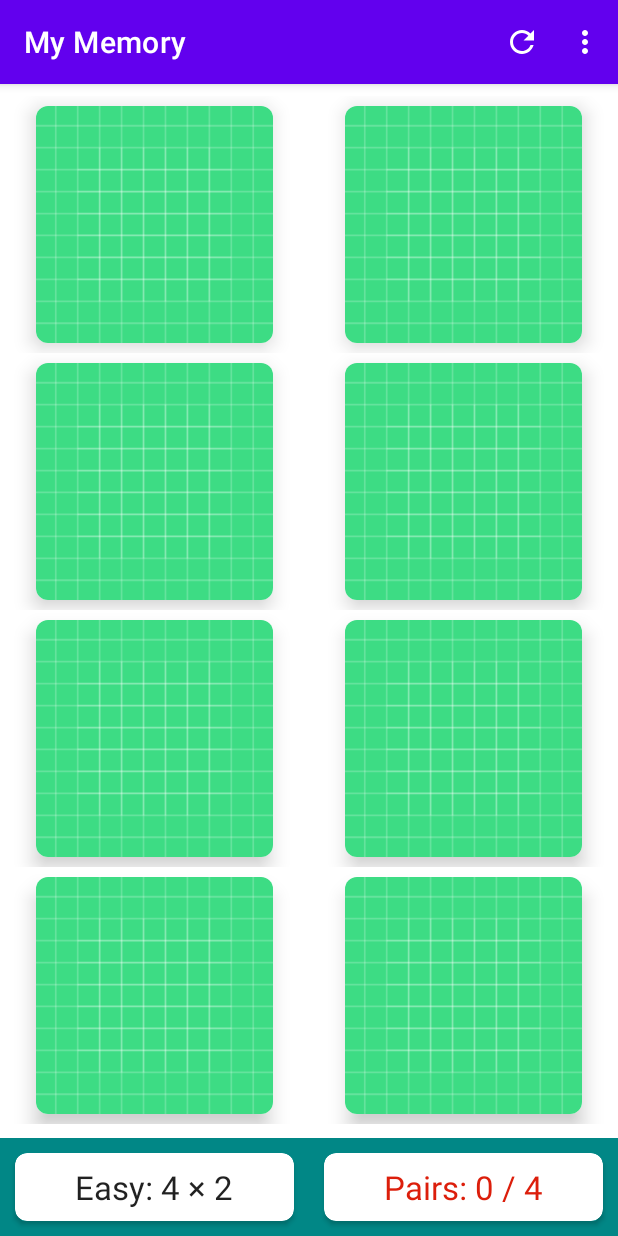
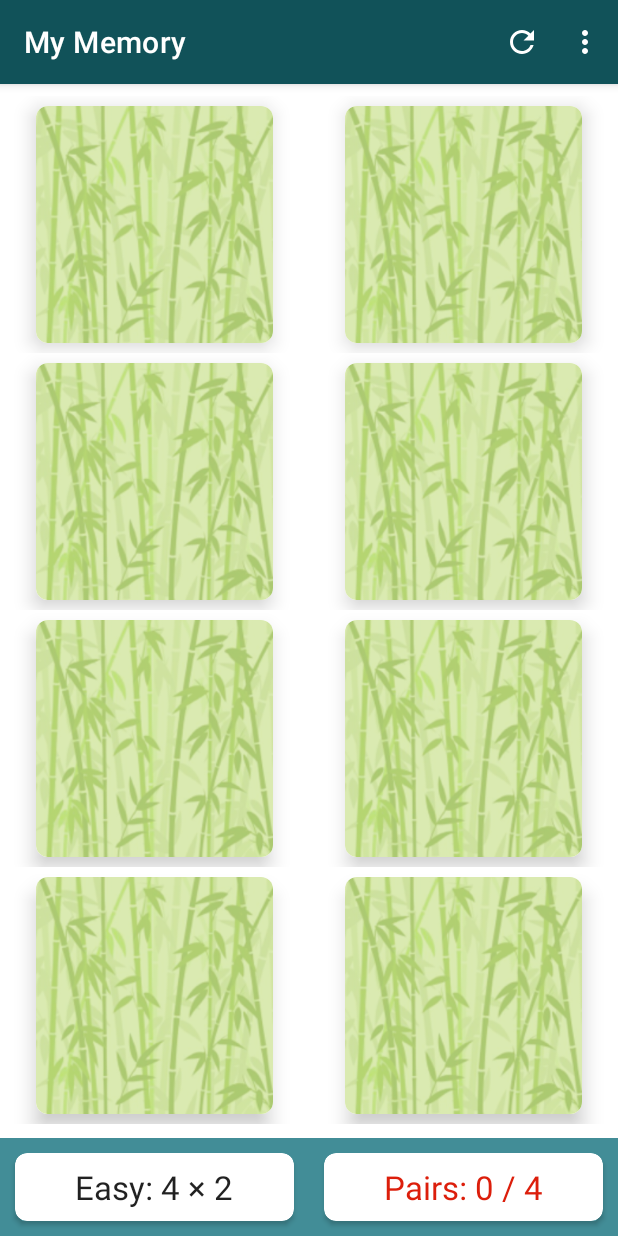
Before and after one commit to kokoichi206/my-memory, an Android app: the screen it shows after launch (MainActivity), on a phone screen of 412 x 824 dp. Run offline under Robolectric (Android 15) with nearby library versions, the phone set to English and light mode, and no system bars; our stand-ins replace Firebase (no records; nobody signed in at launch, a user with empty details on screens opened directly), Picasso; libraries missing offline, so code that uses them is left out: com.github.jinatonic.confetti.

Commit message:
update style

```diff
--- a/app/build.gradle
+++ b/app/build.gradle
@@ -46,5 +46,7 @@ dependencies {
     implementation platform('com.google.firebase:firebase-bom:28.4.1')
     implementation 'com.google.firebase:firebase-firestore-ktx'
     implementation 'com.google.firebase:firebase-storage-ktx'
+
     implementation 'com.squareup.picasso:picasso:2.71828'
+    implementation 'com.github.jinatonic.confetti:confetti:1.1.2'
 }
--- a/app/src/main/AndroidManifest.xml
+++ b/app/src/main/AndroidManifest.xml
@@ -14,9 +14,11 @@
         android:theme="@style/Theme.MyMemory">
         <activity
             android:name=".CreateActivity"
+            android:screenOrientation="portrait"
             android:exported="true" />
         <activity
             android:name=".MainActivity"
+            android:screenOrientation="portrait"
             android:exported="true">
             <intent-filter>
                 <action android:name="android.intent.action.MAIN" />
--- a/app/src/main/java/io/kokoichi/sample/mymemory/MainActivity.kt
+++ b/app/src/main/java/io/kokoichi/sample/mymemory/MainActivity.kt
@@ -3,6 +3,7 @@ package io.kokoichi.sample.mymemory
 import android.animation.ArgbEvaluator
 import android.app.Activity
 import android.content.Intent
+import android.graphics.Color
 import androidx.appcompat.app.AppCompatActivity
 import android.os.Bundle
 import android.util.Log
@@ -18,6 +19,7 @@ import androidx.coordinatorlayout.widget.CoordinatorLayout
 import androidx.core.content.ContextCompat
 import androidx.recyclerview.widget.GridLayoutManager
 import androidx.recyclerview.widget.RecyclerView
+import com.github.jinatonic.confetti.CommonConfetti
 import com.google.android.material.snackbar.Snackbar
 import com.google.firebase.firestore.ktx.firestore
 import com.google.firebase.ktx.Firebase
@@ -269,6 +271,8 @@ class MainActivity : AppCompatActivity() {
             tvNumPairs.text = "Pairs: ${memoryGame.numPairsFound} / ${boardSize.getNumPairs()}"
             if (memoryGame.haveWonGame()) {
                 Snackbar.make(clRoot, "You won! Congratulations.", Snackbar.LENGTH_LONG).show()
+                // 紙吹雪をふらせる
+                CommonConfetti.rainingConfetti(clRoot, intArrayOf(Color.YELLOW, Color.GREEN, Color.MAGENTA)).oneShot()
             }
         }
         tvNumMoves.text = "Moves: ${memoryGame.getNumMoves()}"
--- a/app/src/main/java/io/kokoichi/sample/mymemory/MemoryBoardAdapter.kt
+++ b/app/src/main/java/io/kokoichi/sample/mymemory/MemoryBoardAdapter.kt
@@ -67,7 +67,8 @@ class MemoryBoardAdapter(
                     imageButton.setImageResource(memoryCard.identifier)
                 }
             } else {
-                imageButton.setImageResource(R.drawable.ic_launcher_background)
+//                imageButton.setImageResource(R.drawable.ic_launcher_background)
+                imageButton.setImageResource(R.drawable.bamboo)
             }
 
 
--- a/app/src/main/res/values-night/themes.xml
+++ b/app/src/main/res/values-night/themes.xml
@@ -2,12 +2,12 @@
     <!-- Base application theme. -->
     <style name="Theme.MyMemory" parent="Theme.MaterialComponents.DayNight.DarkActionBar">
         <!-- Primary brand color. -->
-        <item name="colorPrimary">@color/purple_200</item>
-        <item name="colorPrimaryVariant">@color/purple_700</item>
-        <item name="colorOnPrimary">@color/black</item>
+        <item name="colorPrimary">@color/green_dark</item>
+        <item name="colorPrimaryVariant">@color/green_darkest</item>
+        <item name="colorOnPrimary">@color/white</item>
         <!-- Secondary brand color. -->
-        <item name="colorSecondary">@color/teal_200</item>
-        <item name="colorSecondaryVariant">@color/teal_200</item>
+        <item name="colorSecondary">@color/green_blue</item>
+        <item name="colorSecondaryVariant">@color/green_blue</item>
         <item name="colorOnSecondary">@color/black</item>
         <!-- Status bar color. -->
         <item name="android:statusBarColor" tools:targetApi="l">?attr/colorPrimaryVariant</item>
--- a/app/src/main/res/values/colors.xml
+++ b/app/src/main/res/values/colors.xml
@@ -10,4 +10,7 @@
     <color name="color_gray">#E0E0E0</color>
     <color name="color_progress_none">#DC1E0B</color>
     <color name="color_progress_full">#35BA01</color>
+    <color name="green_dark">#115259</color>
+    <color name="green_darkest">#092B2F</color>
+    <color name="green_blue">#428D97</color>
 </resources>
--- a/app/src/main/res/values/themes.xml
+++ b/app/src/main/res/values/themes.xml
@@ -2,12 +2,12 @@
     <!-- Base application theme. -->
     <style name="Theme.MyMemory" parent="Theme.MaterialComponents.DayNight.DarkActionBar">
         <!-- Primary brand color. -->
-        <item name="colorPrimary">@color/purple_500</item>
-        <item name="colorPrimaryVariant">@color/purple_700</item>
+        <item name="colorPrimary">@color/green_dark</item>
+        <item name="colorPrimaryVariant">@color/green_darkest</item>
         <item name="colorOnPrimary">@color/white</item>
         <!-- Secondary brand color. -->
-        <item name="colorSecondary">@color/teal_200</item>
-        <item name="colorSecondaryVariant">@color/teal_700</item>
+        <item name="colorSecondary">@color/green_blue</item>
+        <item name="colorSecondaryVariant">@color/green_blue</item>
         <item name="colorOnSecondary">@color/black</item>
         <!-- Status bar color. -->
         <item name="android:statusBarColor" tools:targetApi="l">?attr/colorPrimaryVariant</item>
```
Also changed, not shown: app/src/main/res/drawable/bamboo.png (added).
